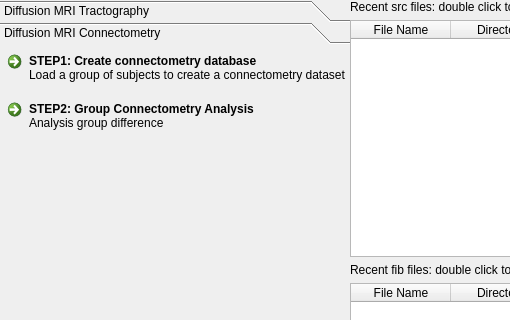
Old version of the form mainwindow.ui in the repository frankyeh/DSI-Studio; both pictures show x 0 to 510 and y 0 to 320 of the 848 by 548 pixel window.
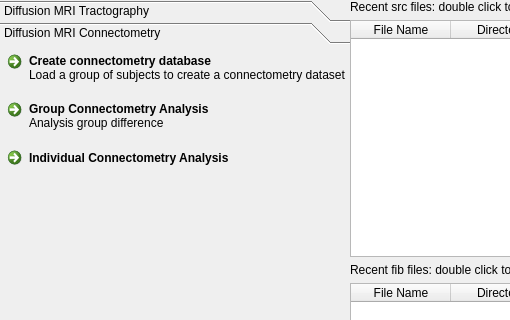
New version of the form. The open tabs and pages were chosen to show the change. Icons and pictures are not drawn.

What changed in the file:
```diff
--- a/mainwindow.ui
+++ b/mainwindow.ui
@@ -167,7 +167,7 @@
         <item>
          <widget class="QCommandLinkButton" name="vbc">
           <property name="text">
-           <string>STEP1: Create connectometry database</string>
+           <string>Create connectometry database</string>
           </property>
           <property name="description">
            <string>Load a group of subjects to create a connectometry dataset</string>
@@ -177,13 +177,20 @@
         <item>
          <widget class="QCommandLinkButton" name="connectometry">
           <property name="text">
-           <string>STEP2: Group Connectometry Analysis </string>
+           <string>Group Connectometry Analysis </string>
           </property>
           <property name="description">
            <string>Analysis group difference</string>
           </property>
          </widget>
         </item>
+        <item>
+         <widget class="QCommandLinkButton" name="individual_connectometry">
+          <property name="text">
+           <string>Individual Connectometry Analysis</string>
+          </property>
+         </widget>
+        </item>
         <item>
          <spacer name="verticalSpacer_3">
           <property name="orientation">
```
Left out of the diff: 2 changed lines with no effect on the pictures.
